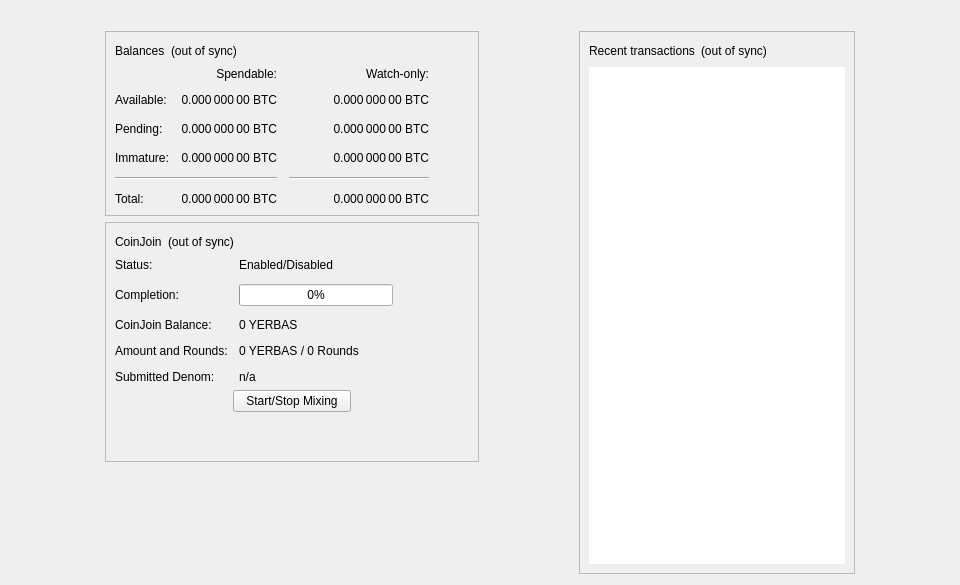
The window that src/qt/forms/overviewpage.ui (The-Yerbas-Endeavor/yerbas) describes before a commit, drawn with Qt 5.
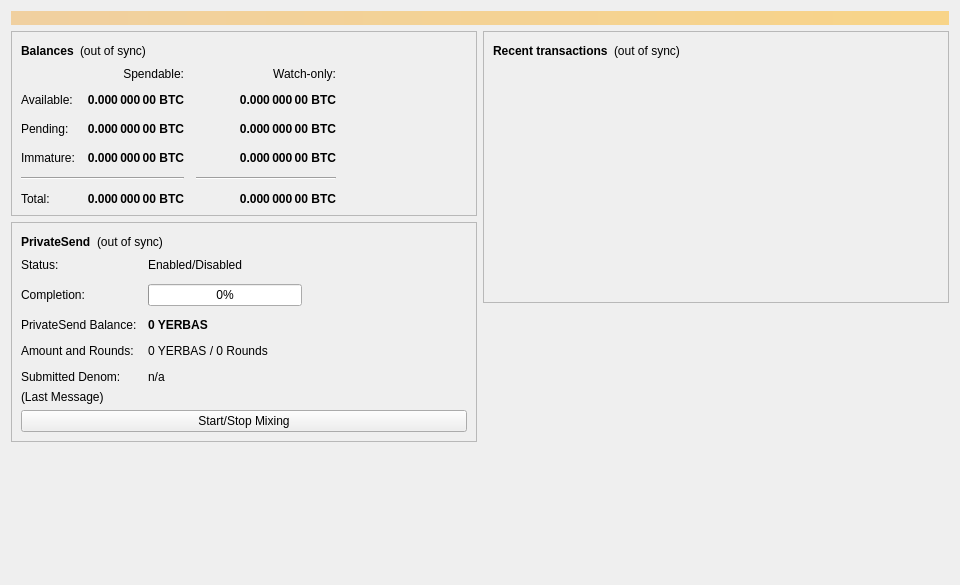
The same window after the commit.

```diff
--- a/src/qt/forms/overviewpage.ui
+++ b/src/qt/forms/overviewpage.ui
@@ -25,6 +25,9 @@
      <property name="visible">
       <bool>false</bool>
      </property>
+     <property name="styleSheet">
+      <string notr="true">QLabel { background-color: qlineargradient(x1: 0, y1: 0, x2: 1, y2: 0, stop:0 #F0D0A0, stop:1 #F8D488); color:#000000; }</string>
+     </property>
      <property name="wordWrap">
       <bool>true</bool>
      </property>
@@ -37,23 +40,7 @@
     </widget>
    </item>
    <item>
-    <layout class="QHBoxLayout" name="horizontalLayout" stretch="1,0,1,0,1">
-     <item>
-      <spacer name="horizontalSpacerLeft">
-       <property name="orientation">
-        <enum>Qt::Horizontal</enum>
-       </property>
-       <property name="sizeType">
-        <enum>QSizePolicy::Preferred</enum>
-       </property>
-       <property name="sizeHint" stdset="0">
-        <size>
-         <width>10</width>
-         <height>20</height>
-        </size>
-       </property>
-      </spacer>
-     </item>
+    <layout class="QHBoxLayout" name="horizontalLayout" stretch="1,1">
      <item>
       <layout class="QVBoxLayout" name="verticalLayout_2">
        <item>
@@ -69,6 +56,12 @@
            <layout class="QHBoxLayout" name="horizontalLayout_4">
             <item>
              <widget class="QLabel" name="label_5">
+              <property name="font">
+               <font>
+                <weight>75</weight>
+                <bold>true</bold>
+               </font>
+              </property>
               <property name="text">
                <string>Balances</string>
               </property>
@@ -109,6 +102,12 @@
             </property>
             <item row="2" column="2">
              <widget class="QLabel" name="labelWatchPending">
+              <property name="font">
+               <font>
+                <weight>75</weight>
+                <bold>true</bold>
+               </font>
+              </property>
               <property name="cursor">
                <cursorShape>IBeamCursor</cursorShape>
               </property>
@@ -128,6 +127,12 @@
             </item>
             <item row="2" column="1">
              <widget class="QLabel" name="labelUnconfirmed">
+              <property name="font">
+               <font>
+                <weight>75</weight>
+                <bold>true</bold>
+               </font>
+              </property>
               <property name="cursor">
                <cursorShape>IBeamCursor</cursorShape>
               </property>
@@ -147,6 +152,12 @@
             </item>
             <item row="3" column="2">
              <widget class="QLabel" name="labelWatchImmature">
+              <property name="font">
+               <font>
+                <weight>75</weight>
+                <bold>true</bold>
+               </font>
+              </property>
               <property name="cursor">
                <cursorShape>IBeamCursor</cursorShape>
               </property>
@@ -199,6 +210,12 @@
             </item>
             <item row="3" column="1">
              <widget class="QLabel" name="labelImmature">
+              <property name="font">
+               <font>
+                <weight>75</weight>
+                <bold>true</bold>
+               </font>
+              </property>
               <property name="cursor">
                <cursorShape>IBeamCursor</cursorShape>
               </property>
@@ -238,6 +255,12 @@
             </item>
             <item row="5" column="1">
              <widget class="QLabel" name="labelTotal">
+              <property name="font">
+               <font>
+                <weight>75</weight>
+                <bold>true</bold>
+               </font>
+              </property>
               <property name="cursor">
                <cursorShape>IBeamCursor</cursorShape>
               </property>
@@ -257,6 +280,12 @@
             </item>
             <item row="5" column="2">
              <widget class="QLabel" name="labelWatchTotal">
+              <property name="font">
+               <font>
+                <weight>75</weight>
+                <bold>true</bold>
+               </font>
+              </property>
               <property name="cursor">
                <cursorShape>IBeamCursor</cursorShape>
               </property>
@@ -293,6 +322,12 @@
             </item>
             <item row="1" column="1">
              <widget class="QLabel" name="labelBalance">
+              <property name="font">
+               <font>
+                <weight>75</weight>
+                <bold>true</bold>
+               </font>
+              </property>
               <property name="cursor">
                <cursorShape>IBeamCursor</cursorShape>
               </property>
@@ -312,6 +347,12 @@
             </item>
             <item row="1" column="2">
              <widget class="QLabel" name="labelWatchAvailable">
+              <property name="font">
+               <font>
+                <weight>75</weight>
+                <bold>true</bold>
+               </font>
+              </property>
               <property name="cursor">
                <cursorShape>IBeamCursor</cursorShape>
               </property>
@@ -366,9 +407,15 @@
           <item>
            <layout class="QHBoxLayout" name="horizontalLayout_5">
             <item>
-             <widget class="QLabel" name="labelCoinJoinHeader">
+             <widget class="QLabel" name="labelPrivateSendHeader">
+              <property name="font">
+               <font>
+                <weight>75</weight>
+                <bold>true</bold>
+               </font>
+              </property>
               <property name="text">
-               <string notr="true">CoinJoin</string>
+               <string>PrivateSend</string>
               </property>
              </widget>
             </item>
@@ -448,12 +495,18 @@
             <item row="2" column="0">
              <widget class="QLabel" name="labelAnonymizedText">
               <property name="text">
-               <string notr="true">CoinJoin Balance:</string>
+               <string>PrivateSend Balance:</string>
               </property>
              </widget>
             </item>
             <item row="2" column="1">
              <widget class="QLabel" name="labelAnonymized">
+              <property name="font">
+               <font>
+                <weight>75</weight>
+                <bold>true</bold>
+               </font>
+              </property>
               <property name="text">
                <string notr="true">0 YERBAS</string>
               </property>
@@ -488,73 +541,37 @@
               <property name="text">
                <string>n/a</string>
               </property>
+             </widget>
+            </item>
+           </layout>
+          </item>
+          <item>
+           <layout class="QVBoxLayout" name="VerticalLayout_PS">
+            <item>
+             <widget class="QLabel" name="labelPrivateSendLastMessage">
+              <property name="text">
+               <string>(Last Message)</string>
+              </property>
+              <property name="alignment">
+               <set>Qt::AlignLeading|Qt::AlignLeft|Qt::AlignTop</set>
+              </property>
               <property name="wordWrap">
                <bool>true</bool>
               </property>
              </widget>
             </item>
-           </layout>
-          </item>
-          <item>
-           <layout class="QVBoxLayout" name="VerticalLayout_PS">
             <item>
-             <layout class="QHBoxLayout" name="horizontalLayout_3">
-              <property name="topMargin">
-               <number>0</number>
+             <widget class="QPushButton" name="togglePrivateSend">
+              <property name="sizePolicy">
+               <sizepolicy hsizetype="MinimumExpanding" vsizetype="Fixed">
+                <horstretch>0</horstretch>
+                <verstretch>0</verstretch>
+               </sizepolicy>
               </property>
-              <item>
-               <spacer name="horizontalSpacer_5">
-                <property name="orientation">
-                 <enum>Qt::Horizontal</enum>
-                </property>
-                <property name="sizeHint" stdset="0">
-                 <size>
-                  <width>40</width>
-                  <height>20</height>
-                 </size>
-                </property>
-               </spacer>
-              </item>
-              <item>
-               <widget class="QPushButton" name="toggleCoinJoin">
-                <property name="sizePolicy">
-                 <sizepolicy hsizetype="MinimumExpanding" vsizetype="Fixed">
-                  <horstretch>0</horstretch>
-                  <verstretch>0</verstretch>
-                 </sizepolicy>
-                </property>
-                <property name="text">
-                 <string>Start/Stop Mixing</string>
-                </property>
-               </widget>
-              </item>
-              <item>
-               <spacer name="horizontalSpacer_6">
-                <property name="orientation">
-                 <enum>Qt::Horizontal</enum>
-                </property>
-                <property name="sizeHint" stdset="0">
-                 <size>
-                  <width>40</width>
-                  <height>20</height>
-                 </size>
-                </property>
-               </spacer>
-              </item>
-             </layout>
-            </item>
-            <item>
-             <spacer name="verticalSpacer_3">
-              <property name="orientation">
-               <enum>Qt::Vertical</enum>
+              <property name="text">
+               <string>Start/Stop Mixing</string>
               </property>
-              <property name="sizeHint" stdset="0">
-               <size>
-                <width>20</width>
-                <height>40</height>
-               </size>
-              </property>
-             </spacer>
+             </widget>
             </item>
            </layout>
           </item>
@@ -576,19 +593,6 @@
        </item>
       </layout>
      </item>
-     <item>
-      <spacer name="horizontalSpacerCenter">
-       <property name="orientation">
-        <enum>Qt::Horizontal</enum>
-       </property>
-       <property name="sizeHint" stdset="0">
-        <size>
-         <width>10</width>
-         <height>20</height>
-        </size>
-       </property>
-      </spacer>
-     </item>
      <item>
       <layout class="QVBoxLayout" name="verticalLayout_3">
        <item>
@@ -604,6 +608,12 @@
            <layout class="QHBoxLayout" name="horizontalLayout_2">
             <item>
              <widget class="QLabel" name="label_4">
+              <property name="font">
+               <font>
+                <weight>75</weight>
+                <bold>true</bold>
+               </font>
+              </property>
               <property name="text">
                <string>Recent transactions</string>
               </property>
@@ -639,6 +649,9 @@
           </item>
           <item>
            <widget class="QListView" name="listTransactions">
+            <property name="styleSheet">
+             <string notr="true">QListView { background: transparent; }</string>
+            </property>
             <property name="frameShape">
              <enum>QFrame::NoFrame</enum>
             </property>
@@ -656,24 +669,21 @@
          </layout>
         </widget>
        </item>
+       <item>
+        <spacer name="verticalSpacer_2">
+         <property name="orientation">
+          <enum>Qt::Vertical</enum>
+         </property>
+         <property name="sizeHint" stdset="0">
+          <size>
+           <width>20</width>
+           <height>40</height>
+          </size>
+         </property>
+        </spacer>
+       </item>
       </layout>
      </item>
-     <item>
-      <spacer name="horizontalSpacerRight">
-       <property name="orientation">
-        <enum>Qt::Horizontal</enum>
-       </property>
-       <property name="sizeType">
-        <enum>QSizePolicy::Preferred</enum>
-       </property>
-       <property name="sizeHint" stdset="0">
-        <size>
-         <width>10</width>
-         <height>20</height>
-        </size>
-       </property>
-      </spacer>
-     </item>
     </layout>
    </item>
   </layout>
```
Left out of the diff: 12 changed lines with no effect on the pictures.
